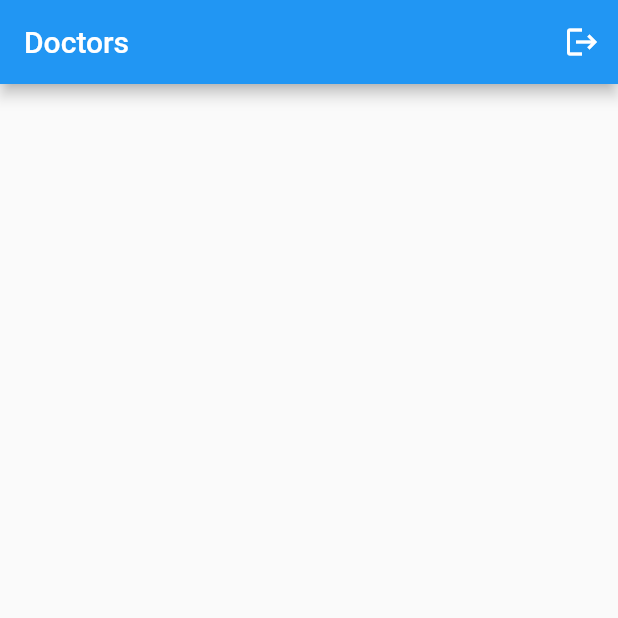
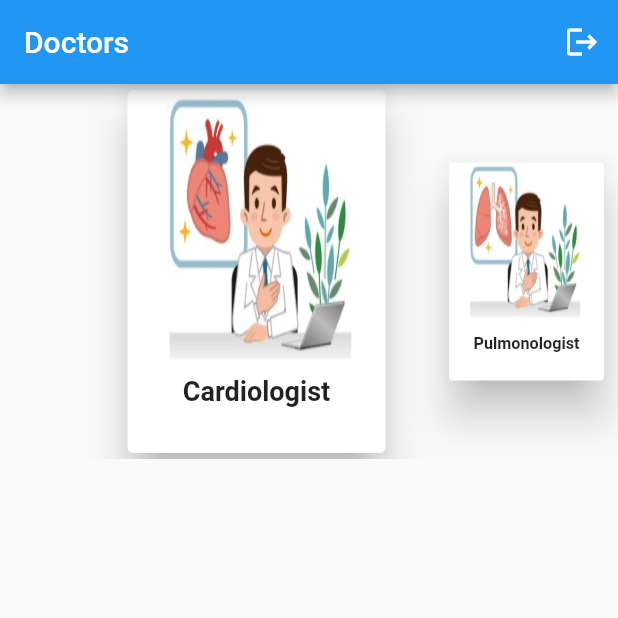
Before and after one commit to mirasha0/organa, a Flutter app: the Doctors screen opened directly, on a phone screen of 412 x 824 dp, the top half of it. Run offline on Flutter 3.47's test engine with Material 2 defaults, Android fonts, the phone set to English and light mode, and no system bars; drawn by our look-alikes of scroll_snap_list; our stand-ins replace cloud_firestore, firebase_auth, firebase_core; accounts and stored records are empty.

Commit message:
not finished 3

```diff
--- /dev/null
+++ b/lib/screens/doc_type.dart
@@ -0,0 +1,9 @@
+class Type {
+  final String imagePath;
+
+  final String title;
+
+
+
+  Type(this.imagePath, this.title);
+}
--- a/lib/screens/doctors.dart
+++ b/lib/screens/doctors.dart
@@ -1,5 +1,7 @@
 import 'package:firebase_auth/firebase_auth.dart';
 import 'package:flutter/material.dart';
+import 'package:scroll_snap_list/scroll_snap_list.dart';
+import 'doc_type.dart';
 
 import 'login_screen.dart';
 
@@ -11,6 +13,15 @@ class Doctors extends StatefulWidget {
 }
 
 class _DoctorsState extends State<Doctors> {
+
+  List<Type> doctorTypeList = [
+    Type('assets/doctorImg/hart.PNG', 'Cardiologist'),
+    Type('assets/doctorImg/lungs.PNG', 'Pulmonologist'),
+    Type('assets/doctorImg/kidney.PNG', 'Nephrologist'),
+    Type('assets/doctorImg/liver.PNG', 'Gastroenterologist'),
+    Type('assets/doctorImg/bowel.PNG', 'Hepatologist'),
+  ];
+
   @override
   Widget build(BuildContext context) {
     return  Scaffold(
@@ -27,8 +38,49 @@ class _DoctorsState extends State<Doctors> {
           )
         ],
       ),
+      body:  SizedBox(
+        height: 250,
+        child: ScrollSnapList(
+          itemBuilder: _buildListItem,
+          itemCount: doctorTypeList.length,
+          itemSize: 250,
+          onItemFocus: (index) {},
+          dynamicItemSize: true,
+        ),
+      ));
+
+  }
+  Widget _buildListItem(BuildContext context, int index) {
+    Type type = doctorTypeList[index];
+    return SizedBox(
+      width: 180,
+      height: 300,
+      child: Card(
+        elevation: 12,
+        child: ClipRRect(
+          borderRadius:  BorderRadius.circular(20),
+      child:  Column(
+        children: [
+              Image.asset(
+                type.imagePath,
+                fit: BoxFit.fill,
+                width: 130,
+               height: 180,
+              ),
+              const SizedBox(
+                height: 10,
+              ),
+              Text(
+                type.title,
+                style: const TextStyle(fontSize: 18 , fontWeight: FontWeight.bold),
+              ),
+            ],
+          ),
+        ),
+      ),
     );
   }
+
 }
 
 Future<void> logout(BuildContext context) async {
--- a/lib/screens/login_screen.dart
+++ b/lib/screens/login_screen.dart
@@ -246,7 +246,7 @@ class _LoginScreenState extends State<LoginScreen> {
         .get()
         .then((DocumentSnapshot documentSnapshot) {
       if (documentSnapshot.exists) {
-        if (documentSnapshot.get('role') == 'doctors') {
+        if (documentSnapshot.get('Role') == 'Doctors') {
           Navigator.pushReplacement(
             context,
             MaterialPageRoute(
--- a/pubspec.yaml
+++ b/pubspec.yaml
@@ -39,6 +39,8 @@ dependencies:
   firebase_core: ^2.8.0
   firebase_auth: ^4.3.0
   cloud_firestore: ^4.4.5
+  scroll_snap_list: ^0.9.1
+
 
 dev_dependencies:
   flutter_test:
@@ -64,7 +66,8 @@ flutter:
 
   # To add assets to your application, add an assets section, like this:
   assets:
-    - assets/donation.jpg
+    - assets/doctorImg/
+
 
 
   # An image asset can refer to one or more resolution-specific "variants", see
```
Also changed, not shown: assets/doctorImg/bowel.PNG (added), assets/doctorImg/hart.PNG (added), assets/doctorImg/kidney.PNG (added), assets/doctorImg/liver.PNG (added), assets/doctorImg/lungs.PNG (added), pubspec.lock.
